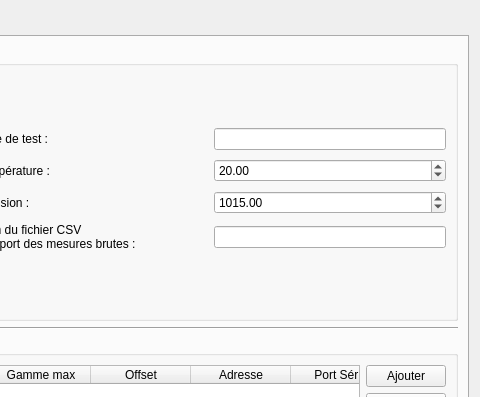
First picture: the form in et_interfaceexecutiontest.ui, repository InformatiqueAtmoNA/tam, before the edit; both pictures show x 544 to 1024 and y 0 to 397 of the 1024 by 670 pixel window.
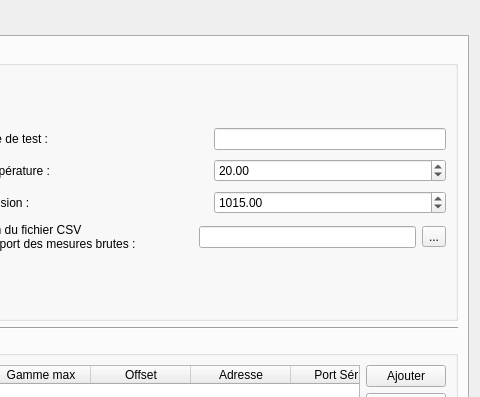
Second picture: the form after the edit. The open tabs and pages were chosen to show the change.

Commit message: Développement et Amélioration : Dev : - Gestion des paramètres par defaut (BDD,chemin fichier XML et CSV) | - Enregistrement des fichier XML et CSV dans répertoire choisi par utilisateur - Fenetre confirmation pour quitter application Amelioration : - changement intitulé bouton ajouter par nouveau pour création nouvel équipement et système d'étalonnage (confusion entre ajouter et sélectionner)

Patch:
```diff
--- a/et_interfaceexecutiontest.ui
+++ b/et_interfaceexecutiontest.ui
@@ -321,6 +321,13 @@
                     </property>
                    </widget>
                   </item>
+                  <item>
+                   <widget class="QToolButton" name="button_fichierCSV">
+                    <property name="text">
+                     <string>...</string>
+                    </property>
+                   </widget>
+                  </item>
                  </layout>
                 </item>
                </layout>
```
Left out of the diff: 2 changed lines with no effect on the pictures. The commit also changes 15 other files.
